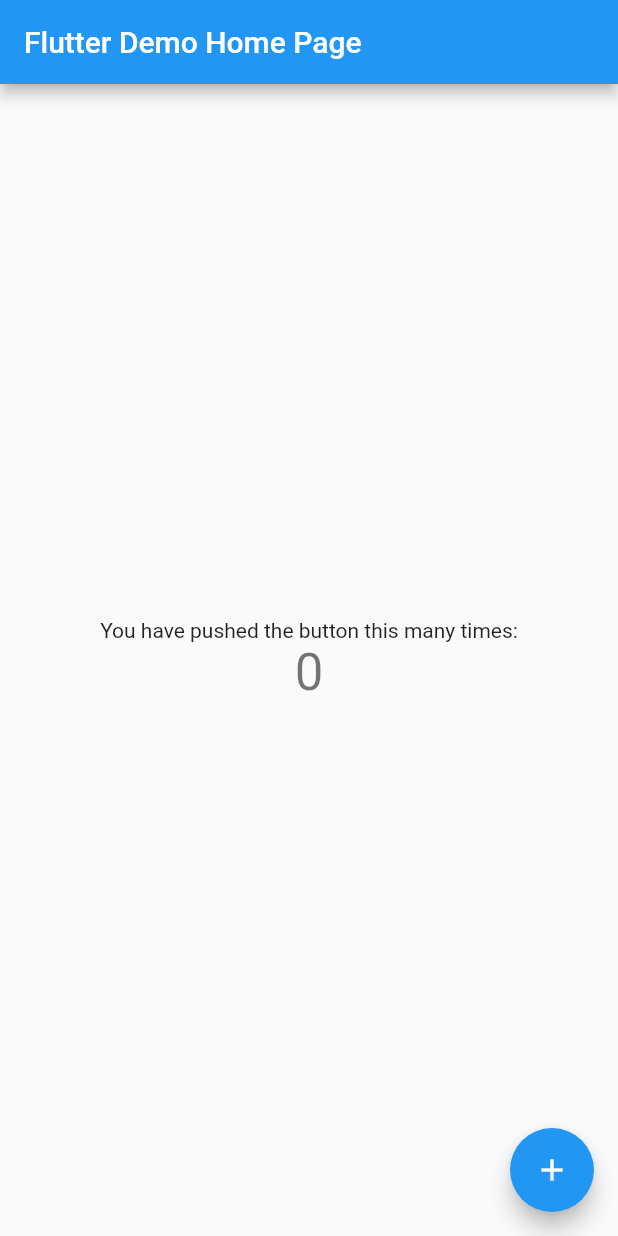
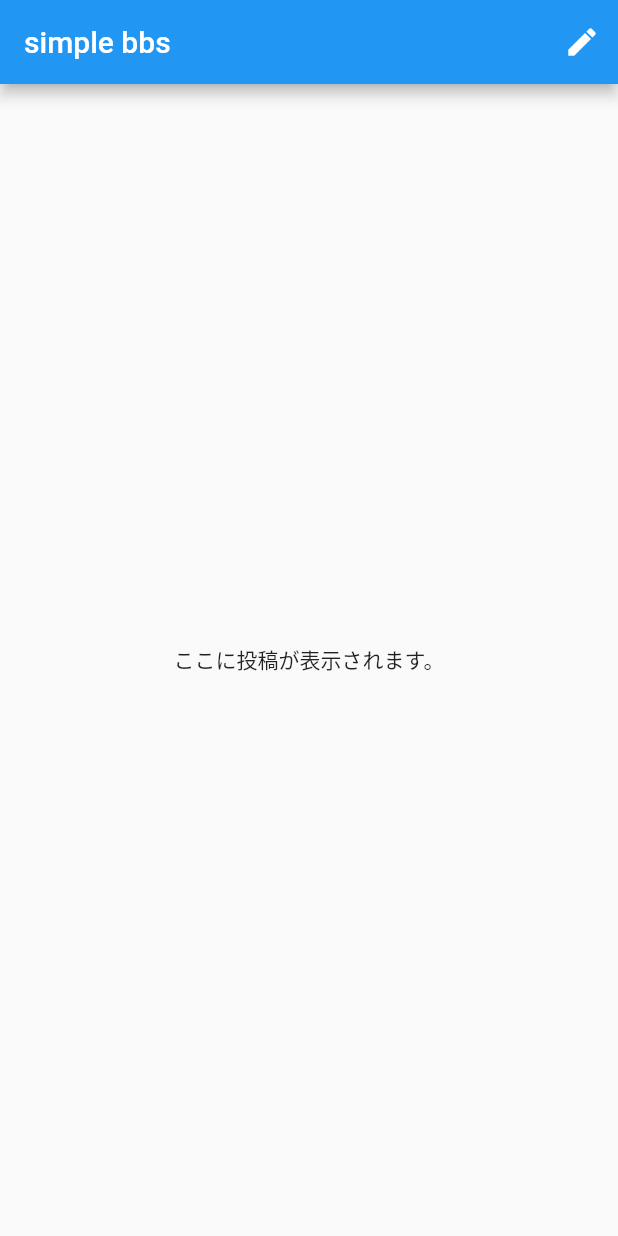
Before and after one commit to kca2250/simple_bbs, a Flutter app: the screen it shows after launch, on a phone screen of 412 x 824 dp. Run offline on Flutter 3.47's test engine with Material 2 defaults, Android fonts, the phone set to English and light mode, and no system bars.

Commit message:
✨: アイコンをタップしたら投稿ページに遷移する機能実装

```diff
--- a/lib/main.dart
+++ b/lib/main.dart
@@ -1,4 +1,5 @@
 import 'package:flutter/material.dart';
+import 'package:simple_bbs/post.dart';
 
 void main() {
   runApp(const MyApp());
@@ -13,34 +14,20 @@ class MyApp extends StatelessWidget {
     return MaterialApp(
       title: 'Flutter Demo',
       theme: ThemeData(
-        // This is the theme of your application.
-        //
-        // Try running your application with "flutter run". You'll see the
-        // application has a blue toolbar. Then, without quitting the app, try
-        // changing the primarySwatch below to Colors.green and then invoke
-        // "hot reload" (press "r" in the console where you ran "flutter run",
-        // or simply save your changes to "hot reload" in a Flutter IDE).
-        // Notice that the counter didn't reset back to zero; the application
-        // is not restarted.
         primarySwatch: Colors.blue,
+        visualDensity: VisualDensity.adaptivePlatformDensity,
       ),
       home: const MyHomePage(title: 'Flutter Demo Home Page'),
+      initialRoute: '/',
+      routes: {
+        '/post': (context) => const PostPage(),
+      },
     );
   }
 }
 
 class MyHomePage extends StatefulWidget {
   const MyHomePage({Key? key, required this.title}) : super(key: key);
-
-  // This widget is the home page of your application. It is stateful, meaning
-  // that it has a State object (defined below) that contains fields that affect
-  // how it looks.
-
-  // This class is the configuration for the state. It holds the values (in this
-  // case the title) provided by the parent (in this case the App widget) and
-  // used by the build method of the State. Fields in a Widget subclass are
-  // always marked "final".
-
   final String title;
 
   @override
@@ -48,68 +35,22 @@ class MyHomePage extends StatefulWidget {
 }
 
 class _MyHomePageState extends State<MyHomePage> {
-  int _counter = 0;
+  @override
 
-  void _incrementCounter() {
-    setState(() {
-      // This call to setState tells the Flutter framework that something has
-      // changed in this State, which causes it to rerun the build method below
-      // so that the display can reflect the updated values. If we changed
-      // _counter without calling setState(), then the build method would not be
-      // called again, and so nothing would appear to happen.
-      _counter++;
-    });
-  }
-
-  @override
   Widget build(BuildContext context) {
-    // This method is rerun every time setState is called, for instance as done
-    // by the _incrementCounter method above.
-    //
-    // The Flutter framework has been optimized to make rerunning build methods
-    // fast, so that you can just rebuild anything that needs updating rather
-    // than having to individually change instances of widgets.
     return Scaffold(
       appBar: AppBar(
-        // Here we take the value from the MyHomePage object that was created by
-        // the App.build method, and use it to set our appbar title.
-        title: Text(widget.title),
+        title: const Text("simple bbs"),
+        actions: <Widget> [
+          IconButton(
+            onPressed: () { Navigator.pushNamed(context, '/post');},
+            icon: const Icon(Icons.edit)
+          ),
+        ],
       ),
-      body: Center(
-        // Center is a layout widget. It takes a single child and positions it
-        // in the middle of the parent.
-        child: Column(
-          // Column is also a layout widget. It takes a list of children and
-          // arranges them vertically. By default, it sizes itself to fit its
-          // children horizontally, and tries to be as tall as its parent.
-          //
-          // Invoke "debug painting" (press "p" in the console, choose the
-          // "Toggle Debug Paint" action from the Flutter Inspector in Android
-          // Studio, or the "Toggle Debug Paint" command in Visual Studio Code)
-          // to see the wireframe for each widget.
-          //
-          // Column has various properties to control how it sizes itself and
-          // how it positions its children. Here we use mainAxisAlignment to
-          // center the children vertically; the main axis here is the vertical
-          // axis because Columns are vertical (the cross axis would be
-          // horizontal).
-          mainAxisAlignment: MainAxisAlignment.center,
-          children: <Widget>[
-            const Text(
-              'You have pushed the button this many times:',
-            ),
-            Text(
-              '$_counter',
-              style: Theme.of(context).textTheme.headline4,
-            ),
-          ],
-        ),
+      body: const Center(
+        child: Text("ここに投稿が表示されます。"),
       ),
-      floatingActionButton: FloatingActionButton(
-        onPressed: _incrementCounter,
-        tooltip: 'Increment',
-        child: const Icon(Icons.add),
-      ), // This trailing comma makes auto-formatting nicer for build methods.
     );
   }
 }
```
